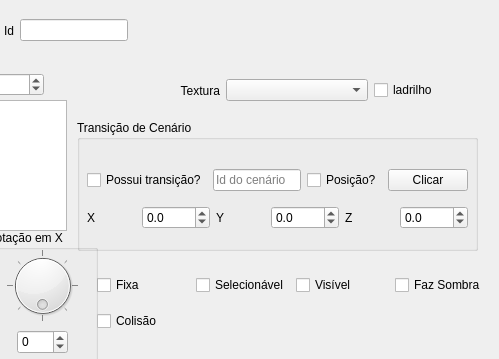
First picture: the form in ifg/qt/ui/forma.ui, repository matferib/tabuleiro-virtual, before the edit; both pictures show x 373 to 872 and y 0 to 359 of the 872 by 561 pixel window.
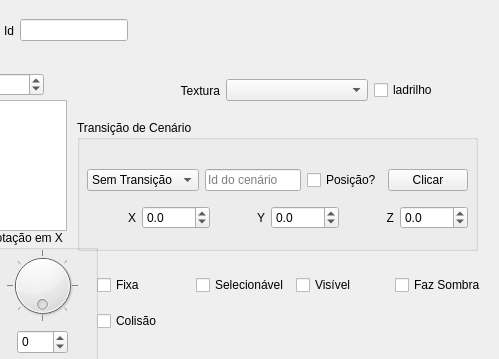
Second picture: the form after the edit.

Commit message: transicao de cenario carrega ao clicar na ui

Diff of the .ui file:
```diff
--- a/ifg/qt/ui/forma.ui
+++ b/ifg/qt/ui/forma.ui
@@ -775,10 +775,22 @@
      <item>
       <layout class="QHBoxLayout" name="horizontalLayout_19">
        <item>
-        <widget class="QCheckBox" name="checkbox_transicao_cenario">
-         <property name="text">
-          <string>Possui transição?</string>
-         </property>
+        <widget class="QComboBox" name="combo_transicao">
+         <item>
+          <property name="text">
+           <string>Sem Transição</string>
+          </property>
+         </item>
+         <item>
+          <property name="text">
+           <string>Cenário</string>
+          </property>
+         </item>
+         <item>
+          <property name="text">
+           <string>Tesouro</string>
+          </property>
+         </item>
         </widget>
        </item>
        <item>
@@ -825,6 +837,9 @@
            <property name="text">
             <string>X</string>
            </property>
+           <property name="alignment">
+            <set>Qt::AlignRight|Qt::AlignTrailing|Qt::AlignVCenter</set>
+           </property>
           </widget>
          </item>
          <item>
@@ -852,6 +867,9 @@
            <property name="text">
             <string>Y</string>
            </property>
+           <property name="alignment">
+            <set>Qt::AlignRight|Qt::AlignTrailing|Qt::AlignVCenter</set>
+           </property>
           </widget>
          </item>
          <item>
@@ -879,6 +897,9 @@
            <property name="text">
             <string>Z</string>
            </property>
+           <property name="alignment">
+            <set>Qt::AlignRight|Qt::AlignTrailing|Qt::AlignVCenter</set>
+           </property>
           </widget>
          </item>
          <item>
```
Left out of the diff: 1 changed line with no effect on the pictures. The commit also changes 6 other files.
